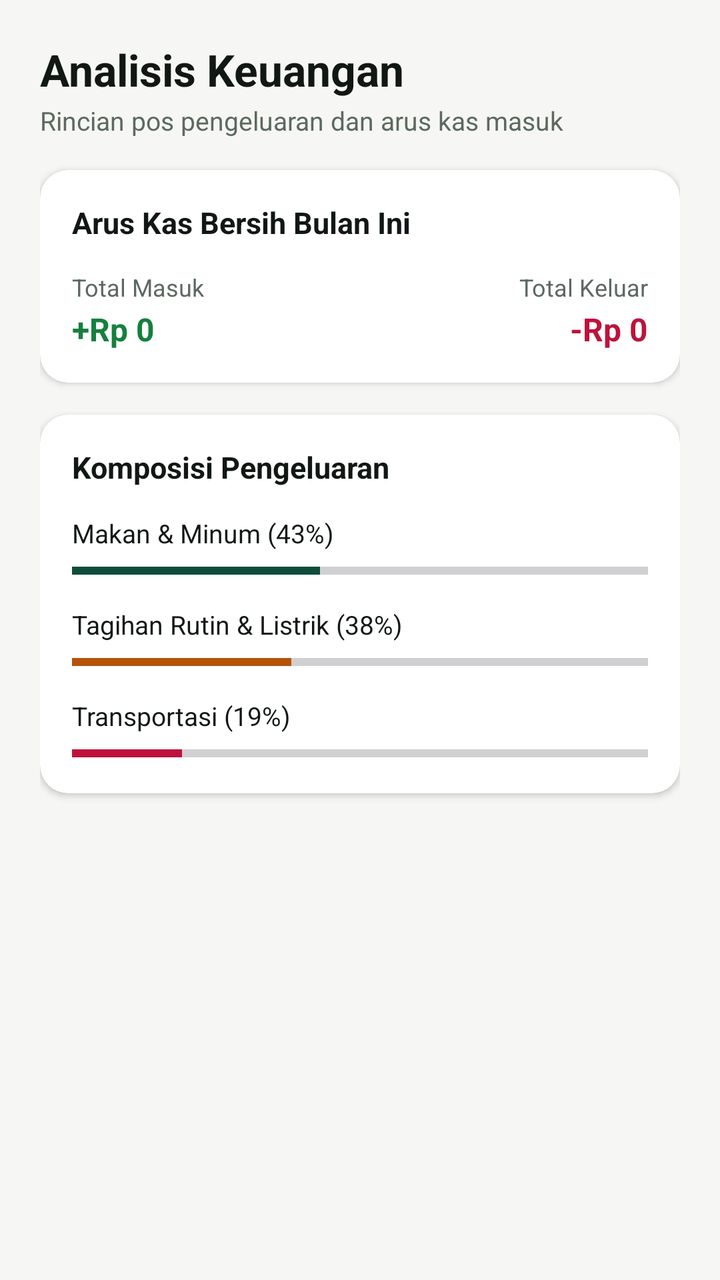
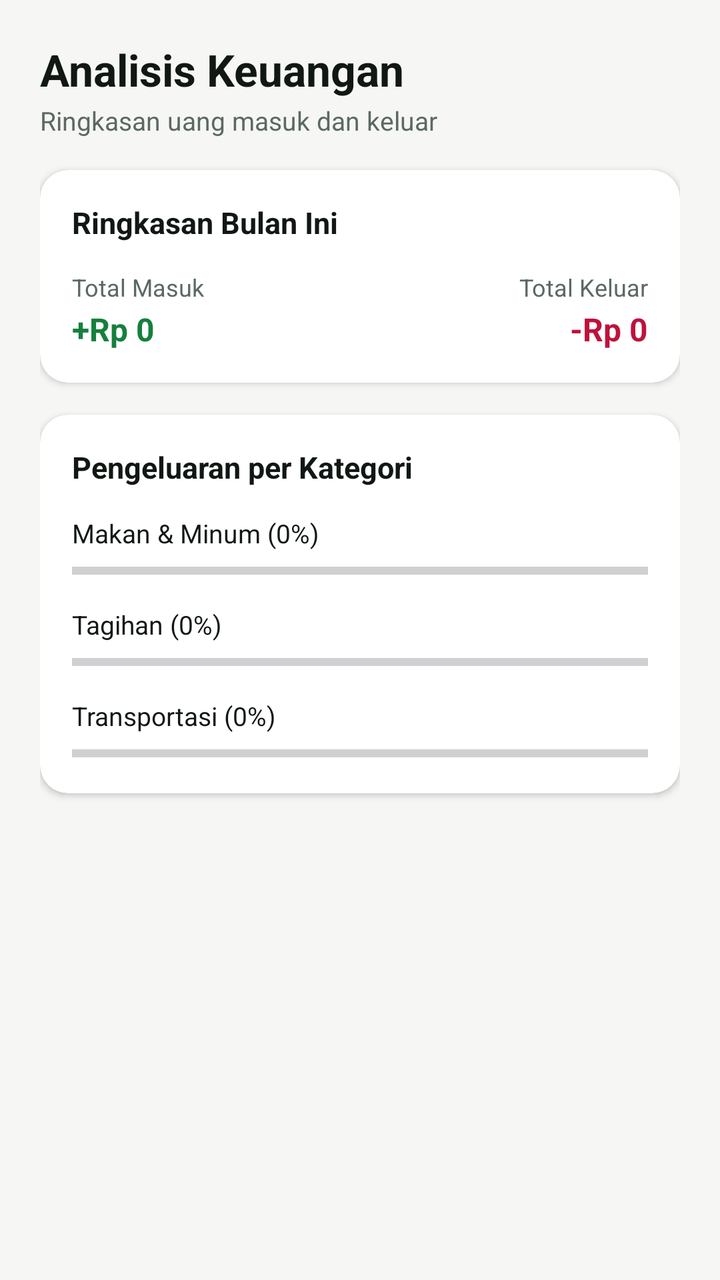

An Android layout rendered at two revisions. The XML below is the earlier revision; the diff shows what the commit changed to produce the second picture.
<!-- AndroidManifest.xml: application theme Theme.SakuKu -->
<!-- res/layout/fragment_analisis.xml -->
<?xml version="1.0" encoding="utf-8"?>
<ScrollView xmlns:android="http://schemas.android.com/apk/res/android"
    xmlns:app="http://schemas.android.com/apk/res-auto"
    xmlns:tools="http://schemas.android.com/tools"
    android:layout_width="match_parent"
    android:layout_height="match_parent"
    android:background="@color/canvas_stone"
    android:fillViewport="true">

    <androidx.constraintlayout.widget.ConstraintLayout
        android:layout_width="match_parent"
        android:layout_height="wrap_content"
        android:padding="20dp"
        android:paddingBottom="96dp">

        <TextView
            android:id="@+id/txtAnalisisHeader"
            android:layout_width="wrap_content"
            android:layout_height="wrap_content"
            android:text="Analisis Keuangan"
            android:textColor="@color/text_primary"
            android:textSize="22sp"
            android:textStyle="bold"
            app:layout_constraintStart_toStartOf="parent"
            app:layout_constraintTop_toTopOf="parent" />

        <TextView
            android:id="@+id/txtAnalisisSub"
            android:layout_width="wrap_content"
            android:layout_height="wrap_content"
            android:layout_marginTop="2dp"
            android:text="Rincian pos pengeluaran dan arus kas masuk"
            android:textColor="@color/text_muted"
            android:textSize="13sp"
            app:layout_constraintStart_toStartOf="parent"
            app:layout_constraintTop_toBottomOf="@+id/txtAnalisisHeader" />

        
        <androidx.cardview.widget.CardView
            android:id="@+id/cardArusKas"
            android:layout_width="0dp"
            android:layout_height="wrap_content"
            android:layout_marginTop="16dp"
            app:cardBackgroundColor="@color/surface_white"
            app:cardCornerRadius="14dp"
            app:cardElevation="2dp"
            app:layout_constraintEnd_toEndOf="parent"
            app:layout_constraintStart_toStartOf="parent"
            app:layout_constraintTop_toBottomOf="@+id/txtAnalisisSub">

            <androidx.constraintlayout.widget.ConstraintLayout
                android:layout_width="match_parent"
                android:layout_height="wrap_content"
                android:padding="16dp">

                <TextView
                    android:id="@+id/lblArusKas"
                    android:layout_width="wrap_content"
                    android:layout_height="wrap_content"
                    android:text="Arus Kas Bersih Bulan Ini"
                    android:textColor="@color/text_primary"
                    android:textSize="15sp"
                    android:textStyle="bold"
                    app:layout_constraintStart_toStartOf="parent"
                    app:layout_constraintTop_toTopOf="parent" />

                
                <TextView
                    android:id="@+id/lblTotalMasukAnalisis"
                    android:layout_width="wrap_content"
                    android:layout_height="wrap_content"
                    android:layout_marginTop="14dp"
                    android:text="Total Masuk"
                    android:textColor="@color/text_muted"
                    android:textSize="12sp"
                    app:layout_constraintStart_toStartOf="parent"
                    app:layout_constraintTop_toBottomOf="@+id/lblArusKas" />

                <TextView
                    android:id="@+id/txtAnalisisMasuk"
                    android:layout_width="wrap_content"
                    android:layout_height="wrap_content"
                    android:layout_marginTop="2dp"
                    android:text="+Rp 0"
                    android:textColor="@color/income_green"
                    android:textSize="16sp"
                    android:textStyle="bold"
                    app:layout_constraintStart_toStartOf="parent"
                    app:layout_constraintTop_toBottomOf="@+id/lblTotalMasukAnalisis" />

                
                <TextView
                    android:id="@+id/lblTotalKeluarAnalisis"
                    android:layout_width="wrap_content"
                    android:layout_height="wrap_content"
                    android:layout_marginTop="14dp"
                    android:text="Total Keluar"
                    android:textColor="@color/text_muted"
                    android:textSize="12sp"
                    app:layout_constraintEnd_toEndOf="parent"
                    app:layout_constraintTop_toBottomOf="@+id/lblArusKas" />

                <TextView
                    android:id="@+id/txtAnalisisKeluar"
                    android:layout_width="wrap_content"
                    android:layout_height="wrap_content"
                    android:layout_marginTop="2dp"
                    android:text="-Rp 0"
                    android:textColor="@color/expense_rose"
                    android:textSize="16sp"
                    android:textStyle="bold"
                    app:layout_constraintEnd_toEndOf="parent"
                    app:layout_constraintTop_toBottomOf="@+id/lblTotalKeluarAnalisis" />

            </androidx.constraintlayout.widget.ConstraintLayout>
        </androidx.cardview.widget.CardView>

        
        <androidx.cardview.widget.CardView
            android:id="@+id/cardKomposisi"
            android:layout_width="0dp"
            android:layout_height="wrap_content"
            android:layout_marginTop="16dp"
            app:cardBackgroundColor="@color/surface_white"
            app:cardCornerRadius="14dp"
            app:cardElevation="2dp"
            app:layout_constraintEnd_toEndOf="parent"
            app:layout_constraintStart_toStartOf="parent"
            app:layout_constraintTop_toBottomOf="@+id/cardArusKas">

            <androidx.constraintlayout.widget.ConstraintLayout
                android:layout_width="match_parent"
                android:layout_height="wrap_content"
                android:padding="16dp">

                <TextView
                    android:id="@+id/lblKomposisi"
                    android:layout_width="wrap_content"
                    android:layout_height="wrap_content"
                    android:text="Komposisi Pengeluaran"
                    android:textColor="@color/text_primary"
                    android:textSize="15sp"
                    android:textStyle="bold"
                    app:layout_constraintStart_toStartOf="parent"
                    app:layout_constraintTop_toTopOf="parent" />

                
                <TextView
                    android:id="@+id/lblKatMakan"
                    android:layout_width="wrap_content"
                    android:layout_height="wrap_content"
                    android:layout_marginTop="14dp"
                    android:text="Makan &amp; Minum (43%)"
                    android:textColor="@color/text_primary"
                    android:textSize="13sp"
                    app:layout_constraintStart_toStartOf="parent"
                    app:layout_constraintTop_toBottomOf="@+id/lblKomposisi" />

                <ProgressBar
                    android:id="@+id/progMakan"
                    style="?android:attr/progressBarStyleHorizontal"
                    android:layout_width="0dp"
                    android:layout_height="8dp"
                    android:layout_marginTop="6dp"
                    android:progress="43"
                    android:progressTint="@color/pine_primary"
                    app:layout_constraintEnd_toEndOf="parent"
                    app:layout_constraintStart_toStartOf="parent"
                    app:layout_constraintTop_toBottomOf="@+id/lblKatMakan" />

                
                <TextView
                    android:id="@+id/lblKatTagihan"
                    android:layout_width="wrap_content"
                    android:layout_height="wrap_content"
                    android:layout_marginTop="14dp"
                    android:text="Tagihan Rutin &amp; Listrik (38%)"
                    android:textColor="@color/text_primary"
                    android:textSize="13sp"
                    app:layout_constraintStart_toStartOf="parent"
                    app:layout_constraintTop_toBottomOf="@+id/progMakan" />

                <ProgressBar
                    android:id="@+id/progTagihan"
                    style="?android:attr/progressBarStyleHorizontal"
                    android:layout_width="0dp"
                    android:layout_height="8dp"
                    android:layout_marginTop="6dp"
                    android:progress="38"
                    android:progressTint="@color/budget_amber"
                    app:layout_constraintEnd_toEndOf="parent"
                    app:layout_constraintStart_toStartOf="parent"
                    app:layout_constraintTop_toBottomOf="@+id/lblKatTagihan" />

                
                <TextView
                    android:id="@+id/lblKatTransport"
                    android:layout_width="wrap_content"
                    android:layout_height="wrap_content"
                    android:layout_marginTop="14dp"
                    android:text="Transportasi (19%)"
                    android:textColor="@color/text_primary"
                    android:textSize="13sp"
                    app:layout_constraintStart_toStartOf="parent"
                    app:layout_constraintTop_toBottomOf="@+id/progTagihan" />

                <ProgressBar
                    android:id="@+id/progTransport"
                    style="?android:attr/progressBarStyleHorizontal"
                    android:layout_width="0dp"
                    android:layout_height="8dp"
                    android:layout_marginTop="6dp"
                    android:progress="19"
                    android:progressTint="@color/expense_rose"
                    app:layout_constraintEnd_toEndOf="parent"
                    app:layout_constraintStart_toStartOf="parent"
                    app:layout_constraintTop_toBottomOf="@+id/lblKatTransport" />

            </androidx.constraintlayout.widget.ConstraintLayout>
        </androidx.cardview.widget.CardView>

    </androidx.constraintlayout.widget.ConstraintLayout>
</ScrollView>
<!-- resources referenced by this layout -->
<resources>
  <color name="budget_amber">#B45309</color>
  <color name="canvas_stone">#F6F7F4</color>
  <color name="expense_rose">#BE123C</color>
  <color name="income_green">#15803D</color>
  <color name="pine_primary">#0E4D3B</color>
  <color name="surface_white">#FFFFFF</color>
  <color name="text_muted">#5C6961</color>
  <color name="text_primary">#111814</color>
  <style name="Theme.SakuKu" parent="Base.Theme.SakuKu" />
  <style name="Base.Theme.SakuKu" parent="Theme.Material3.Light.NoActionBar">
          
          <item name="colorPrimary">@color/pine_primary</item>
          <item name="colorOnPrimary">@color/white</item>
          <item name="colorPrimaryContainer">@color/pine_subtle</item>
          <item name="colorOnPrimaryContainer">@color/pine_primary</item>
  
          <item name="colorSecondary">@color/lime_accent</item>
          <item name="colorOnSecondary">@color/pine_deep</item>
          <item name="colorSecondaryContainer">@android:color/transparent</item>
          <item name="colorOnSecondaryContainer">@color/pine_primary</item>
  
          <item name="colorSurface">@color/white</item>
          <item name="colorOnSurface">@color/text_primary</item>
  
          
          <item name="android:statusBarColor">@color/pine_primary</item>
          <item name="android:windowLightStatusBar">false</item>
          <item name="android:windowBackground">@color/canvas_stone</item>
  
          
          <item name="bottomNavigationStyle">@style/Widget.SakuKu.BottomNavigationView</item>
      </style>
  <color name="white">#FFFFFFFF</color>
  <color name="pine_subtle">#E6F2EE</color>
  <color name="lime_accent">#B8F255</color>
  <color name="pine_deep">#0A382B</color>
  <style name="Widget.SakuKu.BottomNavigationView" parent="Widget.Material3.BottomNavigationView">
          <item name="shapeAppearance">@style/ShapeAppearance.SakuKu.BottomNav</item>
      </style>
  <style name="ShapeAppearance.SakuKu.BottomNav" parent="">
          <item name="cornerSizeTopLeft">20dp</item>
          <item name="cornerSizeTopRight">20dp</item>
          <item name="cornerSizeBottomLeft">0dp</item>
          <item name="cornerSizeBottomRight">0dp</item>
      </style>
</resources>

<!-- the commit's change to res/layout/fragment_analisis.xml (unified diff, before → after) -->
@@ -29,7 +29,7 @@
             android:layout_width="wrap_content"
             android:layout_height="wrap_content"
             android:layout_marginTop="2dp"
-            android:text="Rincian pos pengeluaran dan arus kas masuk"
+            android:text="Ringkasan uang masuk dan keluar"
             android:textColor="@color/text_muted"
             android:textSize="13sp"
             app:layout_constraintStart_toStartOf="parent"
@@ -57,7 +57,7 @@
                     android:id="@+id/lblArusKas"
                     android:layout_width="wrap_content"
                     android:layout_height="wrap_content"
-                    android:text="Arus Kas Bersih Bulan Ini"
+                    android:text="Ringkasan Bulan Ini"
                     android:textColor="@color/text_primary"
                     android:textSize="15sp"
                     android:textStyle="bold"
@@ -137,7 +137,7 @@
                     android:id="@+id/lblKomposisi"
                     android:layout_width="wrap_content"
                     android:layout_height="wrap_content"
-                    android:text="Komposisi Pengeluaran"
+                    android:text="Pengeluaran per Kategori"
                     android:textColor="@color/text_primary"
                     android:textSize="15sp"
                     android:textStyle="bold"
@@ -150,7 +150,7 @@
                     android:layout_width="wrap_content"
                     android:layout_height="wrap_content"
                     android:layout_marginTop="14dp"
-                    android:text="Makan &amp; Minum (43%)"
+                    android:text="Makan &amp; Minum (0%)"
                     android:textColor="@color/text_primary"
                     android:textSize="13sp"
                     app:layout_constraintStart_toStartOf="parent"
@@ -162,7 +162,7 @@
                     android:layout_width="0dp"
                     android:layout_height="8dp"
                     android:layout_marginTop="6dp"
-                    android:progress="43"
+                    android:progress="0"
                     android:progressTint="@color/pine_primary"
                     app:layout_constraintEnd_toEndOf="parent"
                     app:layout_constraintStart_toStartOf="parent"
@@ -174,7 +174,7 @@
                     android:layout_width="wrap_content"
                     android:layout_height="wrap_content"
                     android:layout_marginTop="14dp"
-                    android:text="Tagihan Rutin &amp; Listrik (38%)"
+                    android:text="Tagihan (0%)"
                     android:textColor="@color/text_primary"
                     android:textSize="13sp"
                     app:layout_constraintStart_toStartOf="parent"
@@ -186,7 +186,7 @@
                     android:layout_width="0dp"
                     android:layout_height="8dp"
                     android:layout_marginTop="6dp"
-                    android:progress="38"
+                    android:progress="0"
                     android:progressTint="@color/budget_amber"
                     app:layout_constraintEnd_toEndOf="parent"
                     app:layout_constraintStart_toStartOf="parent"
@@ -198,7 +198,7 @@
                     android:layout_width="wrap_content"
                     android:layout_height="wrap_content"
                     android:layout_marginTop="14dp"
-                    android:text="Transportasi (19%)"
+                    android:text="Transportasi (0%)"
                     android:textColor="@color/text_primary"
                     android:textSize="13sp"
                     app:layout_constraintStart_toStartOf="parent"
@@ -210,7 +210,7 @@
                     android:layout_width="0dp"
                     android:layout_height="8dp"
                     android:layout_marginTop="6dp"
-                    android:progress="19"
+                    android:progress="0"
                     android:progressTint="@color/expense_rose"
                     app:layout_constraintEnd_toEndOf="parent"
                     app:layout_constraintStart_toStartOf="parent"
<!-- resource entries referenced after the edit -->
@@ -23,6 +23,12 @@
   
           <item name="colorSurface">@color/white</item>
           <item name="colorOnSurface">@color/text_primary</item>
+          <item name="colorSurfaceContainer">@color/surface_white</item>
+          <item name="colorSurfaceContainerLow">@color/canvas_stone</item>
+          <item name="colorSurfaceContainerHigh">@color/surface_white</item>
+          <item name="colorSurfaceContainerHighest">@color/surface_muted</item>
+          <item name="colorControlActivated">@color/pine_primary</item>
+          <item name="colorControlHighlight">@color/pine_subtle</item>
   
           
           <item name="android:statusBarColor">@color/pine_primary</item>
@@ -36,6 +42,7 @@
   <color name="pine_subtle">#E6F2EE</color>
   <color name="lime_accent">#B8F255</color>
   <color name="pine_deep">#0A382B</color>
+  <color name="surface_muted">#EEEFEA</color>
   <style name="Widget.SakuKu.BottomNavigationView" parent="Widget.Material3.BottomNavigationView">
           <item name="shapeAppearance">@style/ShapeAppearance.SakuKu.BottomNav</item>
       </style>
